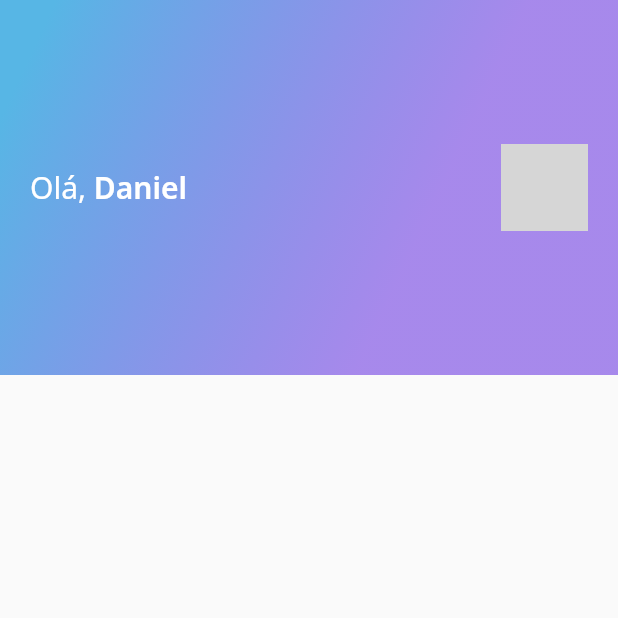
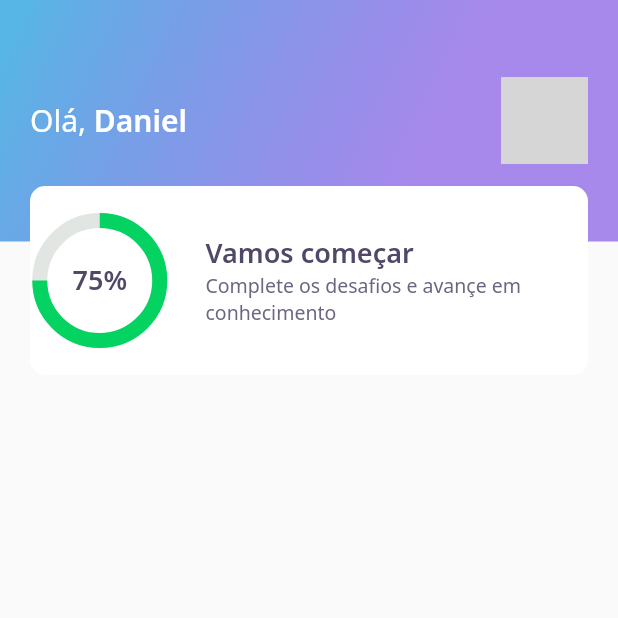
Before and after one commit to danielschmitz/devquiz, a Flutter app: the screen it shows after launch, on a phone screen of 412 x 824 dp, the top half of it. Run offline on Flutter 3.47's test engine with Material 2 defaults, Android fonts, the phone set to English and light mode, and no system bars; our stand-ins replace google_fonts; network calls fail; grey boxes are pictures that could not be loaded.

Commit message:
AppBarWidget Pronta - Aula 1 finalizada

```diff
--- a/lib/home/widgets/appbar/app_bar_widget.dart
+++ b/lib/home/widgets/appbar/app_bar_widget.dart
@@ -1,4 +1,5 @@
 import 'package:devquiz/core/core.dart';
+import 'package:devquiz/home/widgets/scorecard/scorecard_widget.dart';
 import 'package:flutter/material.dart';
 
 class AppBarWidget extends PreferredSize {
@@ -7,16 +8,25 @@ class AppBarWidget extends PreferredSize {
             preferredSize: Size.fromHeight(250),
             child: Container(
               height: 250,
+              child: Stack(
+                children: [
+                  Container(
                     decoration: BoxDecoration(gradient: AppGradients.linear),
-              child: Padding(
+                    height: 161,
+                    width: double.maxFinite,
                     padding: const EdgeInsets.symmetric(horizontal: 20),
                     child: Row(
                       mainAxisAlignment: MainAxisAlignment.spaceBetween,
                       children: [
                         // Text("Olá, Daniel", style: AppTextStyles.title),
                         Text.rich(
-                      TextSpan(text: "Olá, ", style: AppTextStyles.title, children: [
-                        TextSpan(text: "Daniel", style: AppTextStyles.titleBold)
+                          TextSpan(
+                              text: "Olá, ",
+                              style: AppTextStyles.title,
+                              children: [
+                                TextSpan(
+                                    text: "Daniel",
+                                    style: AppTextStyles.titleBold)
                               ]),
                         ),
                         Container(
@@ -24,10 +34,15 @@ class AppBarWidget extends PreferredSize {
                           width: 58,
                           decoration: BoxDecoration(
                               borderRadius: BorderRadius.circular(10),
-                          image: DecorationImage(image: NetworkImage("https://avatars.githubusercontent.com/u/1509692?v=4"))),
+                              image: DecorationImage(
+                                  image: NetworkImage(
+                                      "https://avatars.githubusercontent.com/u/1509692?v=4"))),
                         )
                       ],
                     ),
                   ),
+                  Align(alignment: Alignment(0, 1), child: ScoreCardWidget())
+                ],
+              ),
             ));
 }
--- /dev/null
+++ b/lib/home/widgets/chart/chart_widget.dart
@@ -0,0 +1,31 @@
+import 'package:devquiz/core/app_colors.dart';
+import 'package:devquiz/core/app_text_styles.dart';
+import 'package:flutter/material.dart';
+
+class ChartWidget extends StatelessWidget {
+  const ChartWidget({Key? key}) : super(key: key);
+
+  @override
+  Widget build(BuildContext context) {
+    return Container(
+        width: 80,
+        height: 80,
+        child: Stack(
+          children: [
+            Center(
+              child: Container(
+                height: 80,
+                width: 80,
+                child: CircularProgressIndicator(
+                  strokeWidth: 10,
+                  value: .75,
+                  backgroundColor: AppColors.chartSecondary,
+                  valueColor: AlwaysStoppedAnimation<Color>(AppColors.chartPrimary),
+                ),
+              ),
+            ),
+            Center(child: Text("75%", style: AppTextStyles.heading))
+          ],
+        ));
+  }
+}
--- /dev/null
+++ b/lib/home/widgets/scorecard/scorecard_widget.dart
@@ -0,0 +1,40 @@
+import 'package:devquiz/core/app_colors.dart';
+import 'package:devquiz/core/core.dart';
+import 'package:devquiz/home/widgets/chart/chart_widget.dart';
+import 'package:flutter/material.dart';
+
+class ScoreCardWidget extends StatelessWidget {
+  const ScoreCardWidget({Key? key}) : super(key: key);
+
+  @override
+  Widget build(BuildContext context) {
+    return Padding(
+      padding: const EdgeInsets.only(left: 20, right: 20, top: 20),
+      child: Container(
+        height: 126,
+        decoration: BoxDecoration(
+            color: AppColors.white, borderRadius: BorderRadius.circular(10)),
+        child: Row(
+          crossAxisAlignment: CrossAxisAlignment.center,
+          children: [
+            Expanded(flex: 1, child: ChartWidget()),
+            Expanded(
+              flex: 3,
+              child: Padding(
+                padding: const EdgeInsets.only(left: 24),
+                child: Column(
+                  mainAxisAlignment: MainAxisAlignment.center,
+                  crossAxisAlignment: CrossAxisAlignment.start,
+                  children: [
+                    Text("Vamos começar", style: AppTextStyles.heading,),
+                    Text("Complete os desafios e avançe em conhecimento", style: AppTextStyles.body)
+                  ],
+                ),
+              ),
+            )
+          ],
+        ),
+      ),
+    );
+  }
+}
```
Also changed, not shown: 1 other file. Lines whose indentation alone changed are shown as unchanged.
